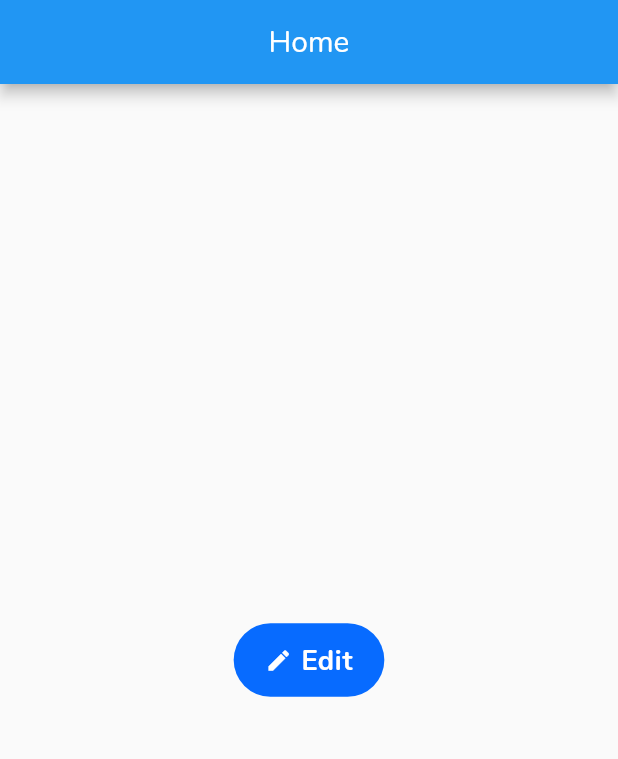
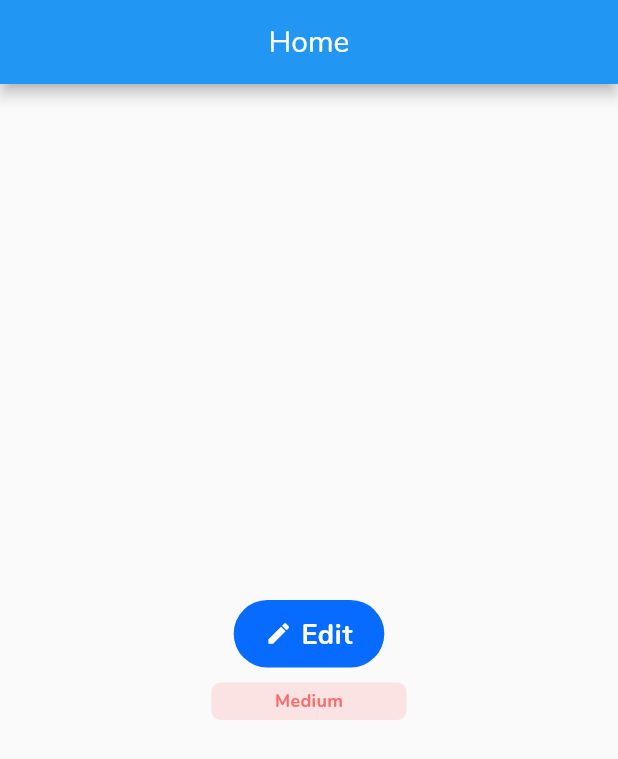
Before and after one commit to Gopi-p/tooDoo, a Flutter app: the screen it shows after launch, on a phone screen of 412 x 824 dp. Shown: the top 759 px of the screen. Run offline on Flutter 3.47's test engine with Material 2 defaults, Android fonts, the phone set to English and light mode, and no system bars; our stand-ins replace auto_route.

Commit message:
Theme updated & Badge added

```diff
--- a/lib/home/home.dart
+++ b/lib/home/home.dart
@@ -1,4 +1,5 @@
 import 'package:flutter/material.dart';
+import 'package:toodoo/shared.module/widgets/badge.dart';
 import 'package:toodoo/shared.module/widgets/button.dart';
 
 class Home extends StatelessWidget {
@@ -21,6 +22,13 @@ class Home extends StatelessWidget {
             text: "Edit",
             onPressed: () {},
           ),
+          const SizedBox(height: 10),
+          Badge(
+            text: "Medium",
+            type: BadgeType.label,
+            color: const Color(0xffFF6A6A),
+            onPressed: () {},
+          ),
         ],
       ),
     );
--- a/lib/shared.module/theme.dart
+++ b/lib/shared.module/theme.dart
@@ -1,73 +1,88 @@
 import 'package:flutter/material.dart';
 
 class AppTheme {
-  static const black = Color(0xff000000);
-  static const white = Color(0xffffffff);
-  static const transparent = Color(0x00000000);
+  static const Color black = Color(0xff000000);
+  static const Color white = Color(0xffffffff);
+  static const Color transparent = Color(0x00000000);
 
-  static const primaryColor = Color(0xff27466c);
-  static const secondaryColor = Color(0xff076bff);
-  static const tertiaryDarkColor = Color(0xff474747);
-  static const tertiaryLightColor = Color(0xff8d8d8d);
-  static const backgroundColor = Color(0xfff9faff);
+  static const Color primaryColor = Color(0xff27466c);
+  static const Color secondaryColor = Color(0xff076bff);
+  static const Color tertiaryDarkColor = Color(0xff474747);
+  static const Color tertiaryLightColor = Color(0xff8d8d8d);
+  static const Color backgroundColor = Color(0xfff9faff);
+  static const InteractiveInkFeatureFactory defaultSplashEffect =
+      InkRipple.splashFactory;
+
+  static const double defaultFontHeight = 1.4;
 
   static const TextStyle heading1 = TextStyle(
     color: Color(0xff27466c),
     fontSize: 32,
     fontWeight: FontWeight.w800,
+    height: defaultFontHeight,
   );
   static const TextStyle heading2 = TextStyle(
     color: Color(0xff474747),
     fontSize: 25,
     fontWeight: FontWeight.w600,
+    height: defaultFontHeight,
   );
   static const TextStyle subheading1 = TextStyle(
     color: Color(0xff474747),
     fontSize: 20,
     fontWeight: FontWeight.w700,
-  );
-  static const TextStyle subheading2 = TextStyle(
-    color: Color(0xff474747),
-    fontSize: 16,
-    fontWeight: FontWeight.w600,
+    height: defaultFontHeight,
   );
   static const TextStyle buttonStyle = TextStyle(
     color: Colors.white,
     fontSize: 18,
     fontWeight: FontWeight.w700,
     letterSpacing: 0.36,
+    height: defaultFontHeight,
+  );
+  static const TextStyle subheading2 = TextStyle(
+    color: Color(0xff474747),
+    fontSize: 16,
+    fontWeight: FontWeight.w600,
+    height: defaultFontHeight,
   );
   static const TextStyle body1 = TextStyle(
-    // color: Color(0xff8d8d8d),
+    color: Color(0xff8d8d8d),
     fontSize: 14,
     fontWeight: FontWeight.w700,
     letterSpacing: 0.28,
+    height: defaultFontHeight,
   );
   static const TextStyle body2 = TextStyle(
     color: Color(0xff474747),
     fontSize: 14,
     fontWeight: FontWeight.w600,
+    height: defaultFontHeight,
   );
   static const TextStyle label1 = TextStyle(
     color: Color(0xffffc046),
     fontSize: 12,
     fontWeight: FontWeight.w700,
     letterSpacing: 0.24,
+    height: defaultFontHeight,
   );
   static const TextStyle label2 = TextStyle(
     color: Color(0xff8d8d8d),
     fontSize: 12,
     fontWeight: FontWeight.w600,
+    height: defaultFontHeight,
   );
   static const TextStyle lead1 = TextStyle(
     color: Color(0xff8d8d8d),
     fontSize: 10,
     fontWeight: FontWeight.w700,
     letterSpacing: 0.20,
+    height: defaultFontHeight,
   );
   static const TextStyle lead2 = TextStyle(
     color: Color(0xff8d8d8d),
     fontSize: 8,
     letterSpacing: 0.16,
+    height: defaultFontHeight,
   );
 }
--- /dev/null
+++ b/lib/shared.module/widgets/badge.dart
@@ -0,0 +1,59 @@
+import 'package:flutter/material.dart';
+import 'package:toodoo/shared.module/theme.dart';
+
+enum BadgeType { priority, label }
+
+class Badge extends StatelessWidget {
+  final String text;
+  final Color color;
+  final Color? backgroundColor;
+  final BadgeType type;
+  final VoidCallback? onPressed;
+  const Badge({
+    Key? key,
+    this.type = BadgeType.priority,
+    this.onPressed,
+    required this.text,
+    this.color = AppTheme.primaryColor,
+    this.backgroundColor,
+  }) : super(key: key);
+
+  @override
+  Widget build(BuildContext context) {
+    TextStyle _textStyle;
+    double _maxWidth;
+    if (type == BadgeType.priority) {
+      _textStyle = AppTheme.lead1.copyWith(fontWeight: FontWeight.w600);
+      _maxWidth = 60;
+    } else {
+      _textStyle = AppTheme.label1;
+      _maxWidth = 130;
+    }
+
+    Widget child = Container(
+      alignment: Alignment.center,
+      constraints: BoxConstraints(minWidth: 55, maxWidth: _maxWidth),
+      padding: const EdgeInsets.symmetric(horizontal: 9, vertical: 4),
+      decoration: BoxDecoration(
+        borderRadius: BorderRadius.circular(6),
+        color: backgroundColor ?? color.withAlpha(40),
+      ),
+      child: Text(
+        text,
+        style: _textStyle.copyWith(color: color, overflow: TextOverflow.fade),
+        softWrap: false,
+      ),
+    );
+
+    if (onPressed != null) {
+      return InkWell(
+        splashFactory: AppTheme.defaultSplashEffect,
+        borderRadius: BorderRadius.circular(6),
+        onTap: onPressed,
+        child: child,
+      );
+    }
+
+    return child;
+  }
+}
--- a/lib/shared.module/widgets/button.dart
+++ b/lib/shared.module/widgets/button.dart
@@ -1,4 +1,5 @@
 import 'package:flutter/material.dart';
+import 'package:toodoo/shared.module/theme.dart';
 
 class Button extends StatelessWidget {
   final String text;
@@ -24,7 +25,7 @@ class Button extends StatelessWidget {
         borderRadius: BorderRadius.circular(40),
         splashColor: const Color(0xB075ACFF),
         highlightColor: const Color(0xB075ACFF),
-        splashFactory: InkRipple.splashFactory,
+        splashFactory: AppTheme.defaultSplashEffect,
         onTap: disabled ? null : onPressed,
         child: Padding(
           padding: const EdgeInsets.symmetric(horizontal: 21, vertical: 10),
@@ -40,12 +41,8 @@ class Button extends StatelessWidget {
               if (icon != null) const SizedBox(width: 6),
               Text(
                 text,
-                style: TextStyle(
+                style: AppTheme.buttonStyle.copyWith(
                   color: disabled ? const Color(0xccffffff) : Colors.white,
-                  fontSize: 18,
-                  height: 1.6,
-                  fontWeight: FontWeight.w700,
-                  letterSpacing: 0.36,
                 ),
               ),
             ],
```
